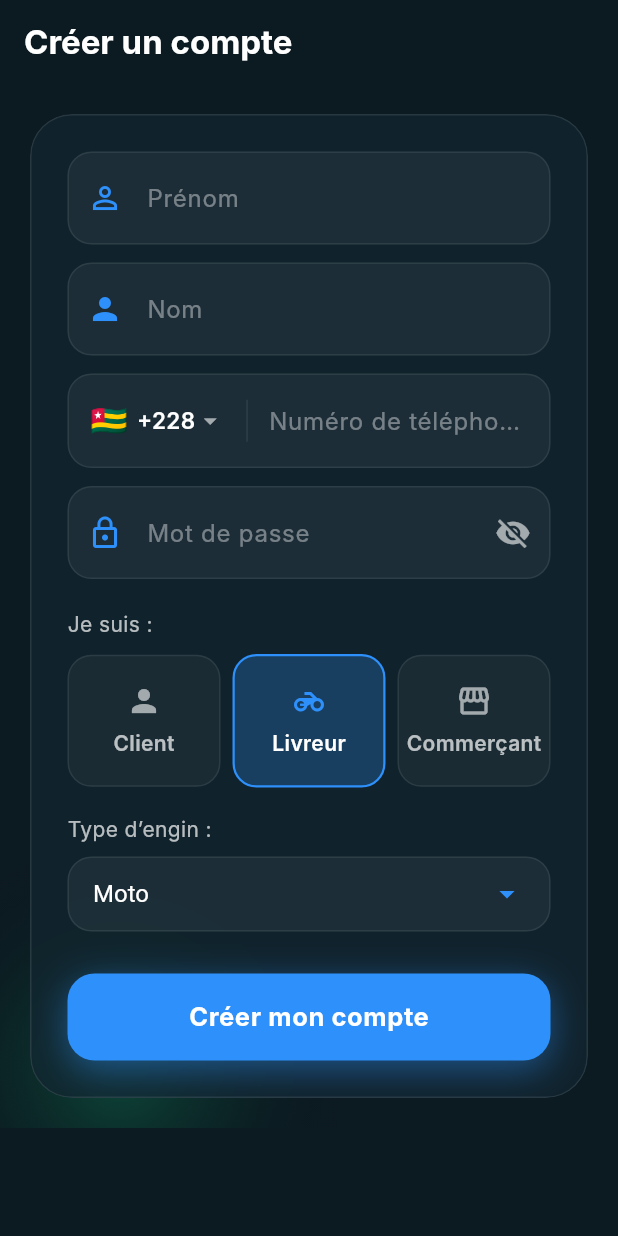
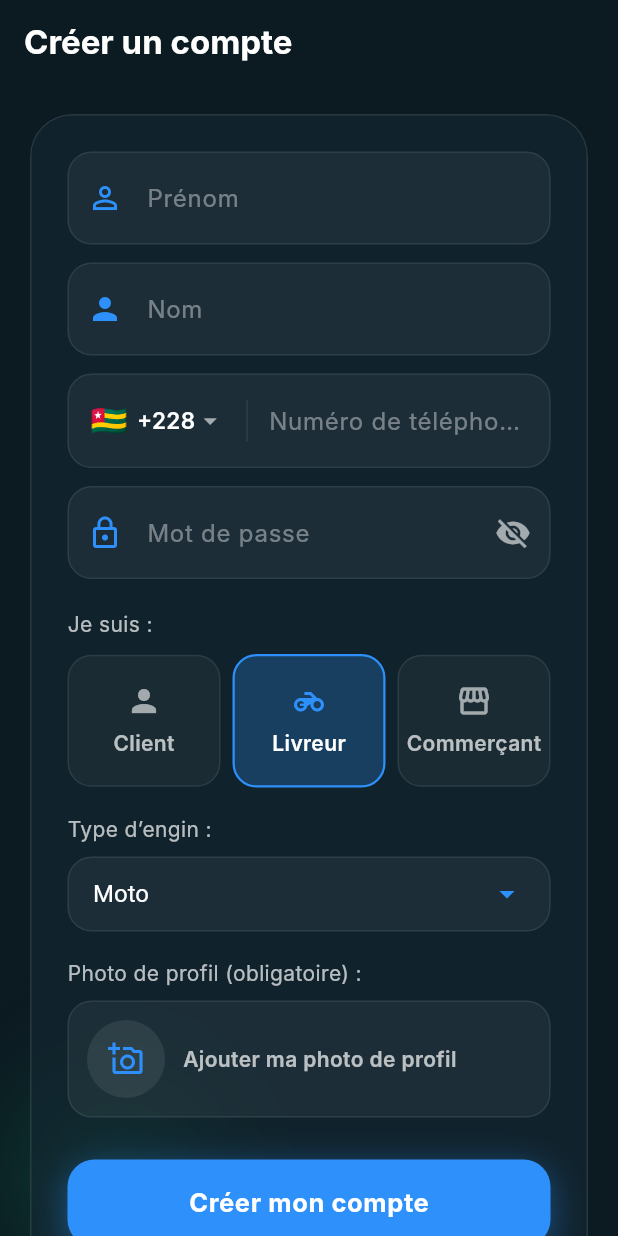
Before and after one commit to nashflow28/ZonZon, a Flutter app: the RegisterScreen screen opened by its route, after a tap on "Livreur", on a phone screen of 412 x 824 dp. Run offline on Flutter 3.47's test engine with Material 3 defaults, Android fonts, the phone set to English and light mode, and no system bars; our stand-ins replace firebase_core, firebase_messaging, flutter_local_notifications, flutter_map, flutter_secure_storage, geolocator and 5 more; accounts and stored records are empty; Roboto replaces fonts that are missing (Inter).

Commit message:
feat(mobile): photo de profil obligatoire à l'inscription livreur + décisions CDC actées
- RegisterScreen : sélecteur de photo de profil (aperçu + image_picker),
  obligatoire pour le rôle LIVREUR (CDC §2) ; upload POST /users/me/photo
  juste après la création du compte, fallback non bloquant si échec réseau
- CDC source : tarif tranché à 200 FCFA/km (§4, note de décision PO
  2026-07-10) — config backend déjà alignée, aucun changement de code
- CDC §5 + TODO + PROGRESS : décision distribution — Android = app Flutter
  native (pas de PWA Android), iOS = PWA à développer après la V1 Android

Vérifs : flutter analyze sans nouvelle alerte, flutter test 11/11.

Co-Authored-By: Claude Fable 5 <noreply@anthropic.com>

```diff
--- a/mobile_app/lib/screens/register_screen.dart
+++ b/mobile_app/lib/screens/register_screen.dart
@@ -1,6 +1,11 @@
+import 'dart:io';
 import 'dart:ui';
 import 'package:flutter/material.dart';
 import 'package:go_router/go_router.dart';
+import 'package:http/http.dart' as http;
+import 'package:http_parser/http_parser.dart';
+import 'package:image_picker/image_picker.dart';
+import '../config/env.dart';
 import '../router/app_router.dart';
 import '../services/auth_service.dart';
 import '../utils/platform_adapter.dart';
@@ -25,6 +30,12 @@ class _RegisterScreenState extends State<RegisterScreen> {
   bool _isLoading = false;
   bool _obscure = true;
 
+  /// Photo de profil, OBLIGATOIRE pour le rôle LIVREUR (CDC §2 : le coursier
+  /// s'enregistre avec nom, prénoms, téléphone, type d'engin ET photo de
+  /// profil). Optionnelle pour les autres rôles (non demandée dans l'UI).
+  final ImagePicker _picker = ImagePicker();
+  XFile? _profilePhoto;
+
   @override
   void dispose() {
     _firstNameController.dispose();
@@ -34,12 +45,64 @@ class _RegisterScreenState extends State<RegisterScreen> {
     super.dispose();
   }
 
+  Future<void> _pickProfilePhoto() async {
+    final picked = await _picker.pickImage(
+      source: ImageSource.gallery,
+      maxWidth: 800,
+      imageQuality: 80,
+    );
+    if (picked == null || !mounted) return;
+    setState(() => _profilePhoto = picked);
+  }
+
+  /// Envoie la photo de profil sur `POST /users/me/photo` (le token vient
+  /// d'être persisté par `register`). Retourne `true` si l'upload a réussi.
+  Future<bool> _uploadProfilePhoto(XFile photo) async {
+    try {
+      final token = await AuthService().getToken();
+      MediaType mimeFromPath(String p) {
+        final ext = p.toLowerCase().split('.').last;
+        return switch (ext) {
+          'png' => MediaType('image', 'png'),
+          'webp' => MediaType('image', 'webp'),
+          _ => MediaType('image', 'jpeg'),
+        };
+      }
+
+      final request = http.MultipartRequest(
+        'POST',
+        Uri.parse('$apiUrl$apiPrefix/users/me/photo'),
+      )
+        ..headers['Authorization'] = 'Bearer $token'
+        ..files.add(await http.MultipartFile.fromPath(
+          'file',
+          photo.path,
+          contentType: mimeFromPath(photo.path),
+        ));
+
+      final response = await request.send();
+      return response.statusCode == 200 || response.statusCode == 201;
+    } catch (_) {
+      return false;
+    }
+  }
+
   Future<void> _submit() async {
     if (_firstNameController.text.trim().isEmpty ||
         _lastNameController.text.trim().isEmpty ||
         _phoneController.text.trim().isEmpty ||
         _passwordController.text.isEmpty) {
       showAdaptiveSnack(context, 'Veuillez remplir tous les champs.');
+      return;
+    }
+    // CDC §2 : la photo de profil fait partie des prérequis d'inscription
+    // du coursier (avec nom, prénoms, téléphone et type d'engin).
+    if (_role == 'LIVREUR' && _profilePhoto == null) {
+      showAdaptiveSnack(
+        context,
+        'La photo de profil est obligatoire pour les livreurs.',
+        isError: true,
+      );
       return;
     }
 
@@ -53,6 +116,22 @@ class _RegisterScreenState extends State<RegisterScreen> {
         role: _role,
         vehicleType: _role == 'LIVREUR' ? _vehicleType : null,
       );
+
+      // Upload de la photo juste après la création du compte (le token est
+      // déjà persisté). En cas d'échec réseau, le compte existe : on informe
+      // que la photo reste à compléter dans le profil plutôt que de bloquer.
+      if (_profilePhoto != null) {
+        final uploaded = await _uploadProfilePhoto(_profilePhoto!);
+        if (!uploaded && mounted) {
+          showAdaptiveSnack(
+            context,
+            'Compte créé, mais l’envoi de la photo a échoué — '
+            'ajoutez-la depuis votre profil.',
+            isError: true,
+          );
+        }
+      }
+
       if (!mounted) return;
       // Redirect to the role-appropriate home, clearing the back-stack.
       final user = await AuthService().getCurrentUser();
@@ -169,6 +248,11 @@ class _RegisterScreenState extends State<RegisterScreen> {
                               onChanged: (v) => setState(() => _vehicleType = v ?? 'MOTO'),
                             ),
                           ),
+                          const SizedBox(height: 18),
+                          const Text('Photo de profil (obligatoire) :',
+                              style: TextStyle(color: Colors.white70, fontSize: 14)),
+                          const SizedBox(height: 8),
+                          _buildProfilePhotoPicker(),
                         ],
                         const SizedBox(height: 28),
                         Container(
@@ -203,6 +287,54 @@ class _RegisterScreenState extends State<RegisterScreen> {
             ),
           ),
         ],
+      ),
+    );
+  }
+
+  /// Sélecteur de photo de profil livreur : aperçu circulaire + bouton.
+  /// La validation d'obligation est faite dans [_submit].
+  Widget _buildProfilePhotoPicker() {
+    final photo = _profilePhoto;
+    return GestureDetector(
+      onTap: _isLoading ? null : _pickProfilePhoto,
+      child: Container(
+        padding: const EdgeInsets.all(12),
+        decoration: BoxDecoration(
+          color: Colors.white.withValues(alpha: 0.05),
+          borderRadius: BorderRadius.circular(16),
+          border: Border.all(
+            color: photo != null
+                ? const Color(0xFF0FB271)
+                : Colors.white.withValues(alpha: 0.08),
+          ),
+        ),
+        child: Row(
+          children: [
+            CircleAvatar(
+              radius: 26,
+              backgroundColor: Colors.white.withValues(alpha: 0.08),
+              backgroundImage: photo != null ? FileImage(File(photo.path)) : null,
+              child: photo == null
+                  ? const Icon(Icons.add_a_photo_outlined, color: Color(0xFF2E90FA))
+                  : null,
+            ),
+            const SizedBox(width: 12),
+            Expanded(
+              child: Text(
+                photo != null
+                    ? 'Photo sélectionnée — touchez pour changer'
+                    : 'Ajouter ma photo de profil',
+                style: TextStyle(
+                  color: photo != null ? const Color(0xFF0FB271) : Colors.white70,
+                  fontSize: 14,
+                  fontWeight: FontWeight.w600,
+                ),
+              ),
+            ),
+            if (photo != null)
+              const Icon(Icons.check_circle, color: Color(0xFF0FB271), size: 20),
+          ],
+        ),
       ),
     );
   }
```
Also changed, not shown: 3 other files.
